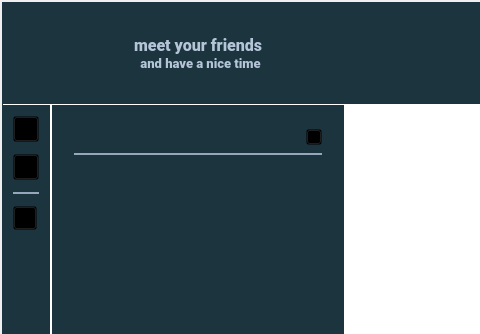
This is src/app/gui/forms/mainwindow.ui in botorabi/Meet4Eat-Desktop as Qt 5 draws it before an edit; both pictures show x 0 to 480 and y 0 to 334 of the 993 by 719 pixel window. The edited form follows.
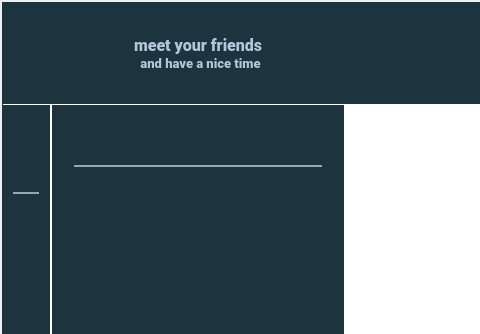
This is the edited form. Icons and pictures are not drawn.

Commit message: Added support for creating a new event

What changed in the file:
```diff
--- a/src/app/gui/forms/mainwindow.ui
+++ b/src/app/gui/forms/mainwindow.ui
@@ -451,8 +451,9 @@
                     </property>
                     <property name="styleSheet">
                      <string notr="true">QPushButton {
-  background: transparent;
-  border-image: url(:/icon-group.png);
+  background-color: transparent;
+  border-radius: 2px;
+  border-image: url(:/icon-profile.png);
 }
 QPushButton:hover {
   background-color: white;
@@ -490,7 +491,8 @@
                     </property>
                     <property name="styleSheet">
                      <string notr="true">QPushButton {
-  background: transparent;
+  background-color: transparent;
+  border-radius: 13px;
   border-image: url(:/icon-settings.png);
 }
 QPushButton:hover {
@@ -532,14 +534,14 @@
                     </property>
                     <property name="minimumSize">
                      <size>
-                      <width>24</width>
-                      <height>24</height>
+                      <width>26</width>
+                      <height>26</height>
                      </size>
                     </property>
                     <property name="maximumSize">
                      <size>
-                      <width>24</width>
-                      <height>24</height>
+                      <width>26</width>
+                      <height>26</height>
                      </size>
                     </property>
                     <property name="focusPolicy">
@@ -550,7 +552,8 @@
                     </property>
                     <property name="styleSheet">
                      <string notr="true">QPushButton {
-  background: transparent;
+  background-color: transparent;
+  border-radius: 13px;
   border-image: url(:/icon-info.png);
 }
 QPushButton:hover {
@@ -617,25 +620,55 @@
                         <widget class="QPushButton" name="pushButtonNewEvent">
                          <property name="minimumSize">
                           <size>
-                           <width>16</width>
-                           <height>16</height>
+                           <width>32</width>
+                           <height>32</height>
                           </size>
                          </property>
                          <property name="maximumSize">
                           <size>
-                           <width>16</width>
-                           <height>16</height>
+                           <width>32</width>
+                           <height>32</height>
                           </size>
                          </property>
                          <property name="styleSheet">
                           <string notr="true">QPushButton {
-  background: transparent;
-  border-image: url(:/icon-user.png);
+  background-color: transparent;
+  border-radius: 16px;
+  border-image: url(:/icon-notify.png);
 }
 QPushButton:hover {
-  background-color: white;
-  border: 1px solid rgb(115, 210, 22);
-  border-radius:  4px;
+  background-color: rgb(50,82,95);
+  border-radius: 16px;
+}</string>
+                         </property>
+                        </widget>
+                       </item>
+                       <item>
+                        <widget class="QPushButton" name="pushButtonAddEvent">
+                         <property name="minimumSize">
+                          <size>
+                           <width>32</width>
+                           <height>32</height>
+                          </size>
+                         </property>
+                         <property name="maximumSize">
+                          <size>
+                           <width>32</width>
+                           <height>32</height>
+                          </size>
+                         </property>
+                         <property name="toolTip">
+                          <string>Create a new event</string>
+                         </property>
+                         <property name="styleSheet">
+                          <string notr="true">QPushButton {
+  background-color: transparent;
+  border-radius: 16px;
+  border-image: url(:/icon-newevent.png);
+}
+QPushButton:hover {
+  background-color: rgb(50,82,95);
+  border-radius: 16px;
 }</string>
                          </property>
                         </widget>
```
Left out of the diff: 88 changed lines with no effect on the pictures. The commit also changes 27 other files.
